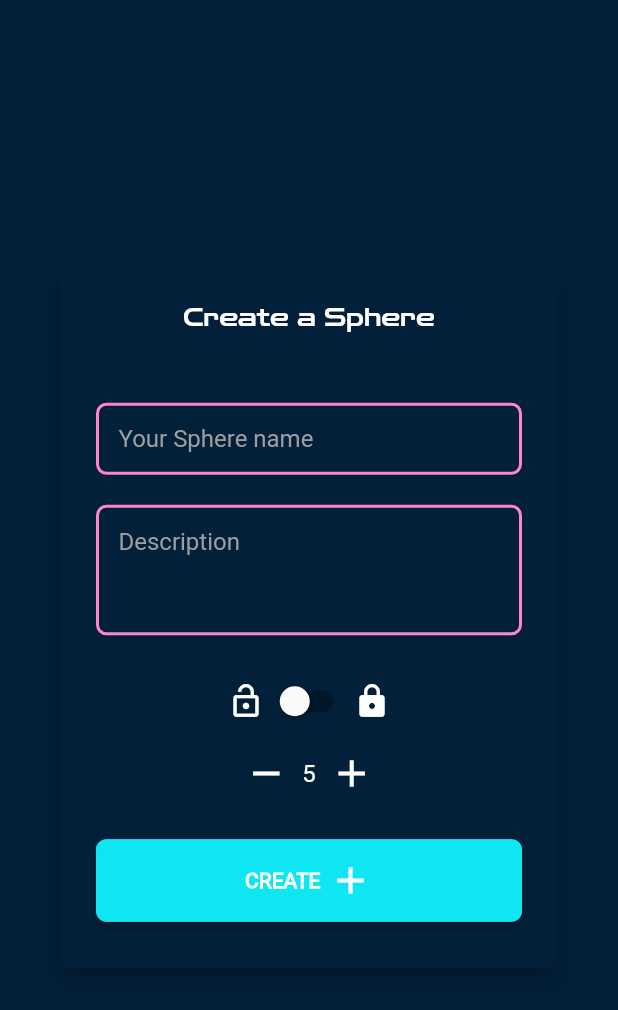
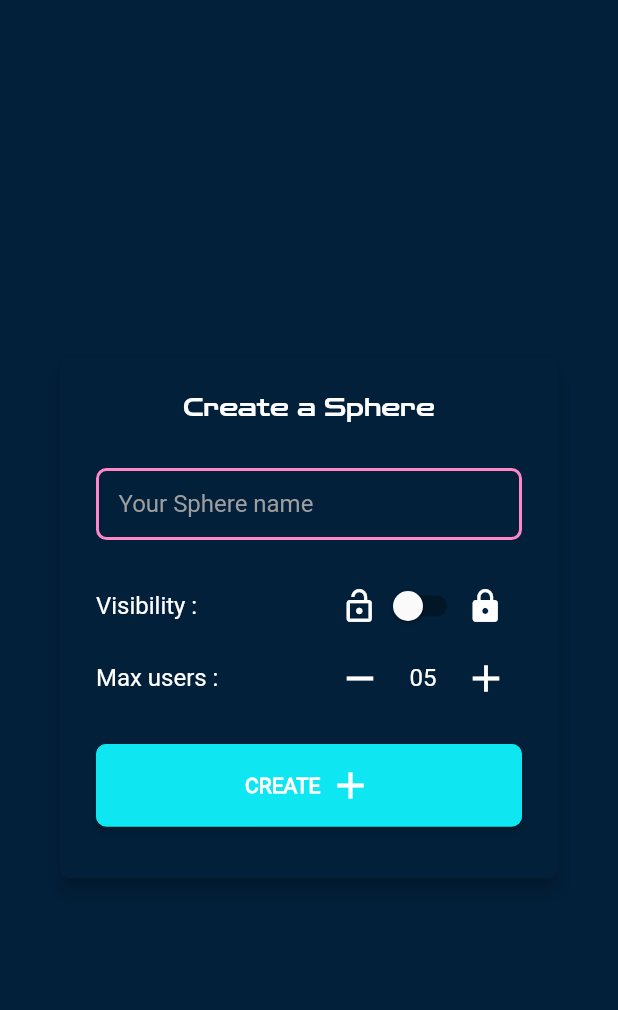
Before and after one commit to Ri087/SoundSphere, a Flutter app: the PopupCreateSphere widget shown alone on an empty page, opened directly, on a phone screen of 412 x 824 dp. Shown: the top 1010 px of the screen. Run offline on Flutter 3.47's test engine with Material 2 defaults, Android fonts, the phone set to English and light mode, and no system bars; our stand-ins replace audioplayers, cloud_firestore, device_info_plus, firebase_auth, firebase_core, fluttertoast; accounts and stored records are empty.

Commit message:
:lipstick: clean create sphere

```diff
--- a/lib/widgets/popup/popup_create_sphere.dart
+++ b/lib/widgets/popup/popup_create_sphere.dart
@@ -39,13 +39,11 @@ class _PopupCreateSphere extends State<PopupCreateSphere> {
       elevation: 5,
       title: const Center(child: Text("Create a Sphere", style: TextStyle(color: Colors.white, fontSize: 16, fontFamily: "ZenDots", height: 0,),)),
       content: SizedBox(
-        height: 380,
+        height: 260,
         child: Column(
           mainAxisAlignment: MainAxisAlignment.center,
           children: [
-            Padding(
-              padding: const EdgeInsets.only(top: 20),
-              child: TextField(
+            TextField(
               controller: controllerTitle,
               decoration: InputDecoration(
                 hintText: 'Your Sphere name',
@@ -69,37 +67,15 @@ class _PopupCreateSphere extends State<PopupCreateSphere> {
               ),
               style: const TextStyle(color: Colors.white),
             ),
-            ),
             Padding(
               padding: const EdgeInsets.only(top: 20),
-              child: TextField(
-                controller: controllerDescription,
-                minLines: 3,
-                maxLines: 5,
-                decoration: InputDecoration(
-                  hintText: 'Description',
-                  contentPadding: const EdgeInsets.all(15),
-                  filled: true,
-                  fillColor: const Color(0xFF02203A),
-                  hintStyle: const TextStyle(color: Colors.grey),
-                  border: OutlineInputBorder(
-                      borderRadius: BorderRadius.circular(7.0),
-                      borderSide: const BorderSide(
-                          width: 2.0, color: Color(0xFFFF86C9))),
-                  enabledBorder: OutlineInputBorder(
-                      borderRadius: BorderRadius.circular(7.0),
-                      borderSide: const BorderSide(
-                          width: 2.0, color: Color(0xFFFF86C9))),
-                  focusedBorder: OutlineInputBorder(
-                      borderRadius: BorderRadius.circular(7.0),
-                      borderSide: const BorderSide(
-                          width: 2.0, color: Color(0xFFFF86C9))),
-                ),
-                style: const TextStyle(color: Colors.white),
-              ),
-            ),
+              child: Row(
+                mainAxisAlignment: MainAxisAlignment.spaceBetween,
+                mainAxisSize: MainAxisSize.max,
+                children: [
+                  const Text("Visibility :", style: TextStyle(color: Colors.white, fontSize: 16),),
                   Padding(
-              padding: const EdgeInsets.only(top: 20),
+                    padding: const EdgeInsets.only(right: 12.0),
                     child: Row(
                       mainAxisAlignment: MainAxisAlignment.center,
                       children: [
@@ -117,8 +93,15 @@ class _PopupCreateSphere extends State<PopupCreateSphere> {
                       ],
                     ),
                   ),
+                ],
+              ),
+            ),
             Row(
-              mainAxisAlignment: MainAxisAlignment.center,
+              mainAxisSize: MainAxisSize.max,
+              mainAxisAlignment: MainAxisAlignment.spaceBetween,
+              children: [
+                const Text("Max users :", style: TextStyle(color: Colors.white, fontSize: 16),),
+                Row(
                   children: [
                     IconButton(
                       onPressed: () {
@@ -130,14 +113,19 @@ class _PopupCreateSphere extends State<PopupCreateSphere> {
                       },
                       icon: const Icon(Icons.remove, color: Colors.white)
                     ),
-                Text(countMaxMembers.toString(), style: const TextStyle(color: Colors.white),),
+                    Padding(
+                      padding: const EdgeInsets.symmetric(horizontal: 9.0),
+                      child: Text(countMaxMembers < 10 ? "0${countMaxMembers.toString()}" : countMaxMembers.toString(), style: const TextStyle(color: Colors.white),),
+                    ),
                     IconButton(
                       onPressed: () {
                         setState(() {
-                      countMaxMembers++;
+                          if (countMaxMembers < 99) countMaxMembers++;
                         });
                       },
                       icon: const Icon(Icons.add, color: Colors.white)
+                    ),
+                  ],
                 ),
               ],
             ),
```
Lines whose indentation alone changed are shown as unchanged.
